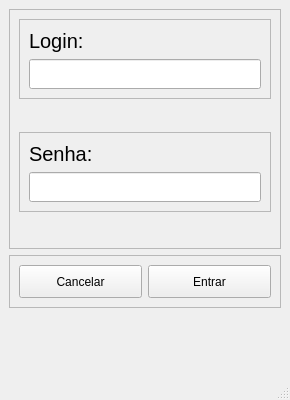
Qt form PATP/asset_ctrl/templates/interfaces/login.ui (eduardogm22/controle_patrimonio) before a commit.
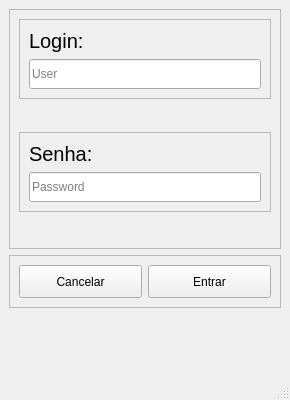
The same form after that commit.

The edit to the form file:
```diff
--- a/PATP/asset_ctrl/templates/interfaces/login.ui
+++ b/PATP/asset_ctrl/templates/interfaces/login.ui
@@ -71,6 +71,9 @@
               <height>30</height>
              </size>
             </property>
+            <property name="placeholderText">
+             <string>User</string>
+            </property>
            </widget>
           </item>
          </layout>
@@ -111,6 +114,15 @@
               <height>30</height>
              </size>
             </property>
+            <property name="inputMask">
+             <string/>
+            </property>
+            <property name="echoMode">
+             <enum>QLineEdit::Password</enum>
+            </property>
+            <property name="placeholderText">
+             <string>Password</string>
+            </property>
            </widget>
           </item>
          </layout>
```
